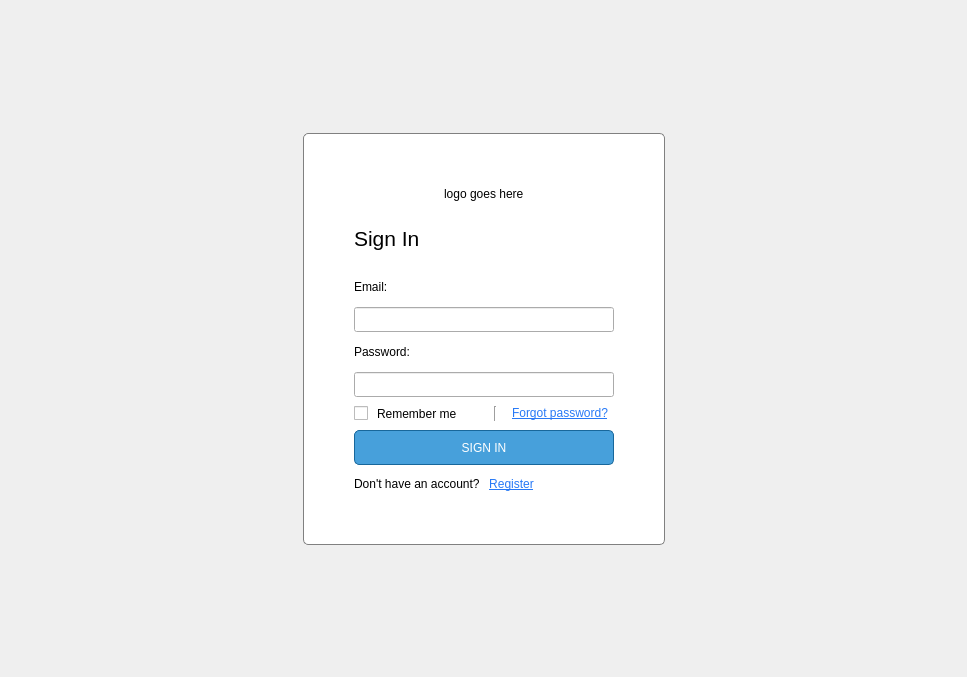
jondef/MiningForHumanity, file DonationMining/src/LoginWidget.ui: the form before one commit.
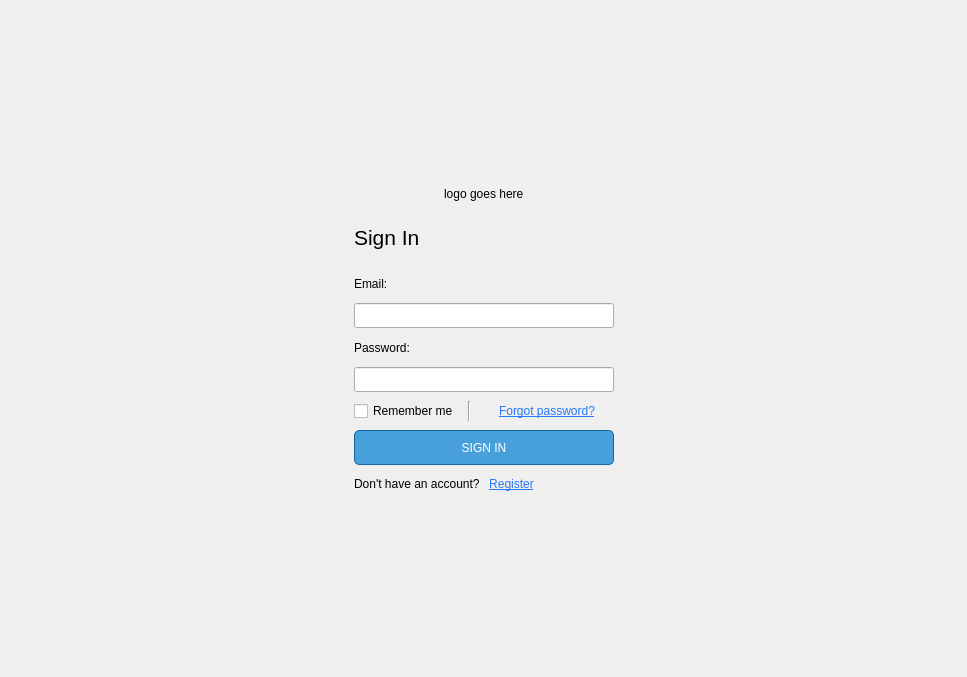
The form after the commit. The open tabs and pages were chosen to show the change. Custom widgets are drawn as their Qt base class.

Commit message: Finished the blur effect for the login screen

Patch:
```diff
--- a/DonationMining/src/LoginWidget.ui
+++ b/DonationMining/src/LoginWidget.ui
@@ -81,35 +81,35 @@
                    <widget class="QFrame" name="centralFrame">
                        <property name="styleSheet">
                            <string notr="true">#centralFrame
-                               {
-                               border: 1px solid grey;
-                               border-radius: 5px;
-                               background-color: white;
-                               }
+                                  {
+                                  border: 0px solid grey;
+                                  border-radius: 0px;
+                                  }
 
-                               *{
-                               color: black;
-                               }
+                                  *{
+                                  color: black;
+                                  }
 
-                               #pushButton_switchToRegisterPage, #pushButton_forgotPassword, #pushButton_switchToLoginPage {
-                               background: transparent;
-                               color: rgb(39, 121, 246);
-                               border-radius: 1px;
-                               text-decoration: underline;
-                               outline : none;
-                               }
+                                  #pushButton_switchToRegisterPage, #pushButton_forgotPassword, #pushButton_switchToLoginPage {
+                                  background: transparent;
+                                  color: rgb(39, 121, 246);
+                                  border-radius: 1px;
+                                  text-decoration: underline;
+                                  outline : none;
+                                  }
 
-                               #pushButton_switchToRegisterPage:pressed, #pushButton_forgotPassword:pressed, #pushButton_switchToLoginPage:pressed {
-                               color: rgb(71, 42, 145);
-                               }
+                                  #pushButton_switchToRegisterPage:pressed, #pushButton_forgotPassword:pressed, #pushButton_switchToLoginPage:pressed
+                                  {
+                                  color: rgb(71, 42, 145);
+                                  }
 
-                               #pushButton_register, #pushButton_login {
-                               border: 1px solid rgb(24, 103, 155);
-                               border-radius: 5px;
-                               background-color: rgb(71, 160, 219);
-                               color: white;
-                               outline : none;
-                               }
+                                  #pushButton_register, #pushButton_login {
+                                  border: 1px solid rgb(24, 103, 155);
+                                  border-radius: 5px;
+                                  background-color: rgb(71, 160, 219);
+                                  color: white;
+                                  outline : none;
+                                  }
 
                                #pushButton_register:hover, #pushButton_login:hover {
                                color: white;
@@ -128,6 +128,9 @@
                        <property name="frameShadow">
                            <enum>QFrame::Raised</enum>
                        </property>
+                          <property name="lineWidth">
+                              <number>1</number>
+                          </property>
                        <layout class="QGridLayout" name="gridLayout_6">
                            <property name="leftMargin">
                                <number>50</number>
@@ -305,18 +308,8 @@
                                                                </sizepolicy>
                                                            </property>
                                                            <property name="text">
-                                                               <string/>
-                                                           </property>
-                                                       </widget>
-                                                   </item>
-                                                   <item>
-                                                       <widget class="QLabel" name="label_11">
-                                                           <property name="text">
                                                                <string>Remember me</string>
                                                            </property>
-                                                           <property name="alignment">
-                                                               <set>Qt::AlignLeading|Qt::AlignLeft|Qt::AlignVCenter</set>
-                                                           </property>
                                                        </widget>
                                                    </item>
                                                    <item>
@@ -645,6 +638,12 @@
             <header>StackedWidget.h</header>
             <container>1</container>
         </customwidget>
+        <customwidget>
+            <class>Frame</class>
+            <extends>QFrame</extends>
+            <header>Frame.h</header>
+            <container>1</container>
+        </customwidget>
     </customwidgets>
     <resources/>
     <connections/>
```
Left out of the diff: 25 changed lines with no effect on the pictures. Lines whose indentation alone changed are shown as unchanged. The commit also changes 5 other files.
